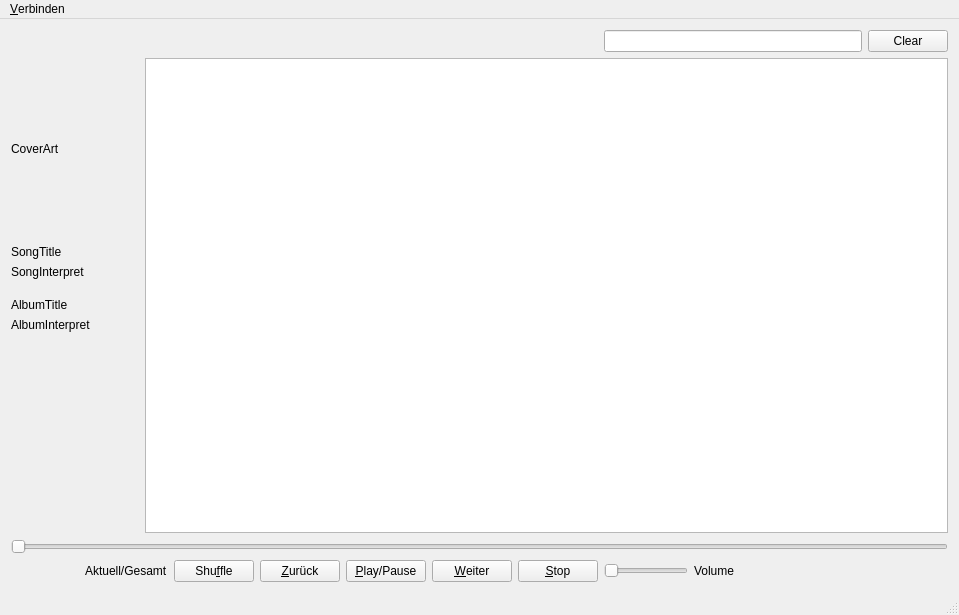
Before: the Qt Designer form arkecho_player/arkecho_player/Ui/ArkEchoPlayerView.ui in ArkEcho/arkecho_player, drawn with Qt 5.
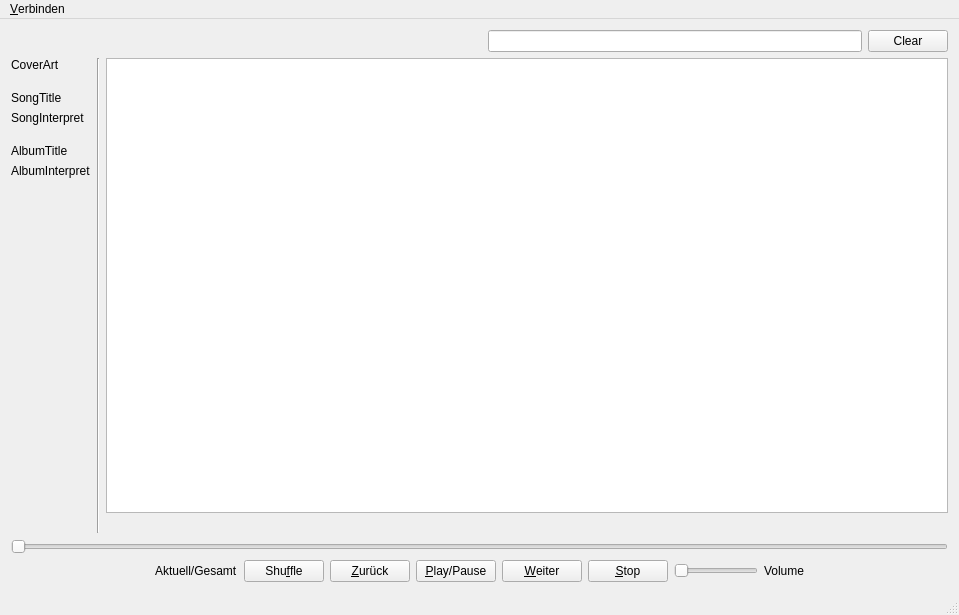
After: the same form once the commit is applied.

What changed in the file:
```diff
--- a/arkecho_player/arkecho_player/Ui/ArkEchoPlayerView.ui
+++ b/arkecho_player/arkecho_player/Ui/ArkEchoPlayerView.ui
@@ -14,8 +14,10 @@
    <string>ArkEchoPlayerView</string>
   </property>
   <widget class="QWidget" name="centralWidget">
-   <layout class="QGridLayout" name="gridLayout_2">
+   <layout class="QGridLayout" name="gridLayout">
     <item row="0" column="0" colspan="3">
+     <layout class="QHBoxLayout" name="horizontalLayout_4">
+      <item>
      <spacer name="horizontalSpacer_3">
       <property name="orientation">
        <enum>Qt::Horizontal</enum>
@@ -28,8 +30,6 @@
       </property>
      </spacer>
     </item>
-    <item row="0" column="3">
-     <layout class="QHBoxLayout" name="horizontalLayout_4">
       <item>
        <widget class="QLineEdit" name="leFilter"/>
       </item>
@@ -43,43 +43,29 @@
      </layout>
     </item>
     <item row="1" column="0">
-     <layout class="QVBoxLayout" name="verticalLayout">
+     <layout class="QVBoxLayout" name="verticalLayout_2">
       <item>
-       <layout class="QGridLayout" name="gridLayout">
-        <item row="0" column="0">
-         <spacer name="verticalSpacer">
-          <property name="orientation">
-           <enum>Qt::Vertical</enum>
-          </property>
-          <property name="sizeHint" stdset="0">
-           <size>
-            <width>20</width>
-            <height>40</height>
-           </size>
-          </property>
-         </spacer>
-        </item>
-        <item row="1" column="0">
          <widget class="QLabel" name="lblCoverArt">
           <property name="text">
            <string>CoverArt</string>
           </property>
          </widget>
         </item>
-        <item row="2" column="0">
-         <spacer name="verticalSpacer_2">
+      <item>
+       <spacer name="verticalSpacer_5">
           <property name="orientation">
            <enum>Qt::Vertical</enum>
           </property>
+        <property name="sizeType">
+         <enum>QSizePolicy::Fixed</enum>
+        </property>
           <property name="sizeHint" stdset="0">
            <size>
             <width>20</width>
-            <height>40</height>
+          <height>13</height>
            </size>
           </property>
          </spacer>
-        </item>
-       </layout>
       </item>
       <item>
        <widget class="QLabel" name="lblSongTitle">
@@ -154,47 +140,48 @@
         <property name="orientation">
          <enum>Qt::Vertical</enum>
         </property>
-        <property name="sizeHint" stdset="0">
-         <size>
-          <width>20</width>
-          <height>132</height>
-         </size>
-        </property>
-       </spacer>
-      </item>
-      <item>
-       <spacer name="horizontalSpacer_4">
-        <property name="orientation">
-         <enum>Qt::Horizontal</enum>
-        </property>
         <property name="sizeType">
-         <enum>QSizePolicy::Fixed</enum>
+         <enum>QSizePolicy::Expanding</enum>
         </property>
         <property name="sizeHint" stdset="0">
          <size>
-          <width>128</width>
-          <height>20</height>
+          <width>20</width>
+          <height>163</height>
          </size>
         </property>
        </spacer>
       </item>
      </layout>
     </item>
-    <item row="1" column="1" colspan="3">
+    <item row="1" column="1">
+     <widget class="Line" name="line">
+      <property name="orientation">
+       <enum>Qt::Vertical</enum>
+      </property>
+     </widget>
+    </item>
+    <item row="1" column="2">
+     <layout class="QVBoxLayout" name="verticalLayout">
+      <item>
      <widget class="QTableWidget" name="twTrackList"/>
     </item>
-    <item row="2" column="0" colspan="4">
-     <widget class="QSlider" name="sliderDuration">
-      <property name="maximum">
-       <number>100</number>
-      </property>
+      <item>
+       <spacer name="horizontalSpacer_5">
       <property name="orientation">
        <enum>Qt::Horizontal</enum>
       </property>
-     </widget>
-    </item>
-    <item row="3" column="0" colspan="2">
-     <layout class="QHBoxLayout" name="horizontalLayout_2">
+        <property name="sizeHint" stdset="0">
+         <size>
+          <width>779</width>
+          <height>20</height>
+         </size>
+        </property>
+       </spacer>
+      </item>
+     </layout>
+    </item>
+    <item row="3" column="0" colspan="3">
+     <layout class="QHBoxLayout" name="horizontalLayout">
       <item>
        <spacer name="horizontalSpacer">
         <property name="orientation">
@@ -202,7 +189,7 @@
         </property>
         <property name="sizeHint" stdset="0">
          <size>
-          <width>74</width>
+          <width>157</width>
           <height>20</height>
          </size>
         </property>
@@ -222,10 +209,6 @@
         </property>
        </widget>
       </item>
-     </layout>
-    </item>
-    <item row="3" column="2">
-     <layout class="QHBoxLayout" name="horizontalLayout">
       <item>
        <widget class="QPushButton" name="pbBackward">
         <property name="text">
@@ -254,10 +237,6 @@
         </property>
        </widget>
       </item>
-     </layout>
-    </item>
-    <item row="3" column="3">
-     <layout class="QHBoxLayout" name="horizontalLayout_3">
       <item>
        <widget class="QSlider" name="sliderVolume">
         <property name="sizePolicy">
@@ -288,7 +267,7 @@
         </property>
         <property name="sizeHint" stdset="0">
          <size>
-          <width>73</width>
+          <width>157</width>
           <height>20</height>
          </size>
         </property>
@@ -296,6 +275,16 @@
       </item>
      </layout>
     </item>
+    <item row="2" column="0" colspan="3">
+     <widget class="QSlider" name="sliderDuration">
+      <property name="maximum">
+       <number>100</number>
+      </property>
+      <property name="orientation">
+       <enum>Qt::Horizontal</enum>
+      </property>
+     </widget>
+    </item>
    </layout>
   </widget>
   <widget class="QMenuBar" name="menuBar">
```
Lines whose indentation alone changed are shown as unchanged.
